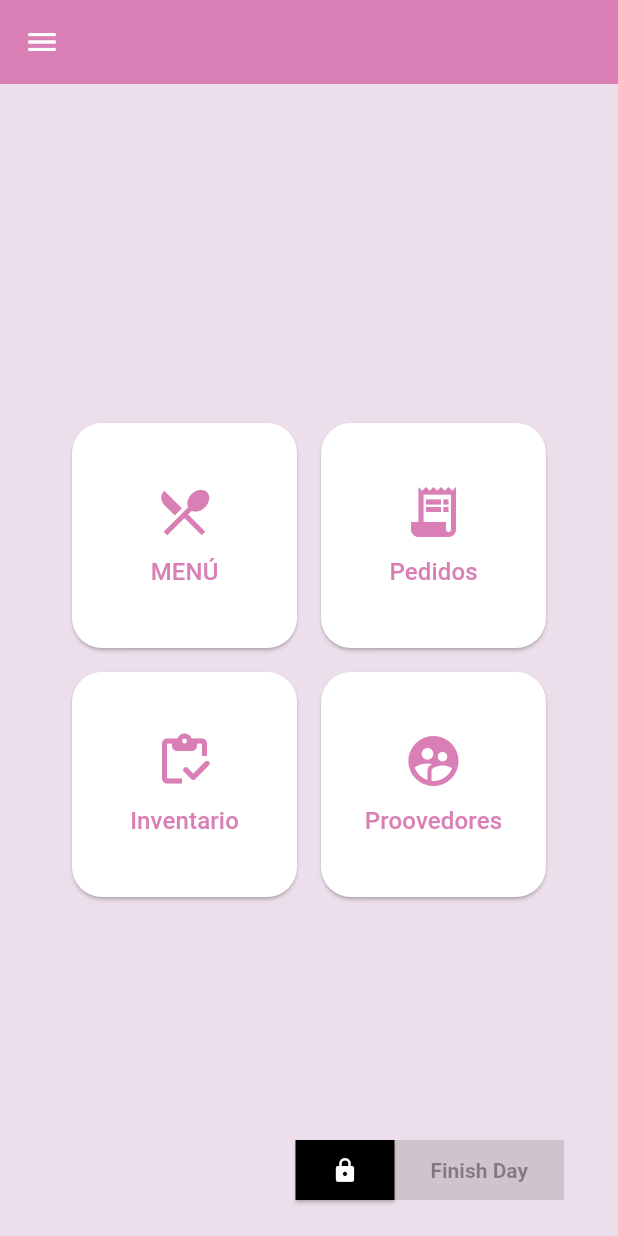
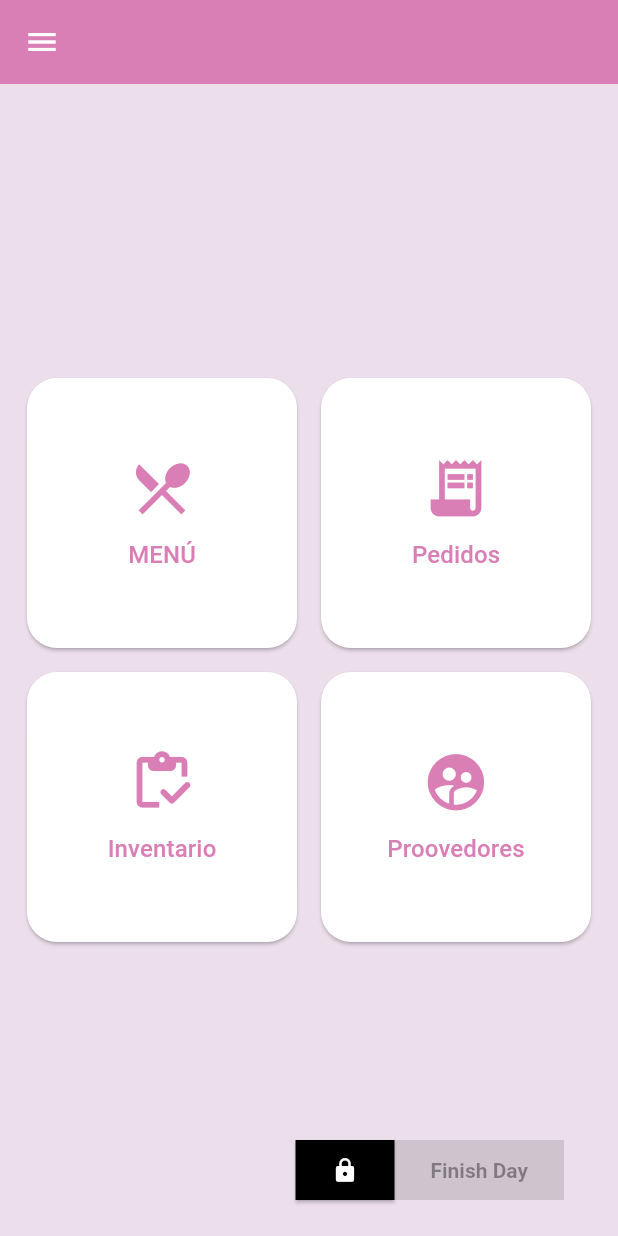
Before and after one commit to EmanuelRdzM/espressoApp, a Flutter app: the HomeScreen screen opened by its route, on a phone screen of 412 x 824 dp. Run offline on Flutter 3.47's test engine with Material 3 defaults, Android fonts, the light colour scheme and no system bars; our stand-ins replace cloud_firestore, confetti, connectivity_plus, file_picker, firebase_auth, firebase_core and 3 more; accounts and stored records are empty; generated files the repository leaves out were written again.

Commit message:
fix UI-Screen-Menu, icon-app and name of app

```diff
--- a/lib/app/UI/routes/app_routes.dart
+++ b/lib/app/UI/routes/app_routes.dart
@@ -1,7 +1,7 @@
 import 'package:cafeteria_app/app/UI/screens/contact_screen.dart';
 import 'package:cafeteria_app/app/UI/screens/home_screen.dart';
 import 'package:cafeteria_app/app/UI/screens/menu_screen/menu_screen.dart';
-import 'package:cafeteria_app/app/UI/screens/orders_avaible_screen.dart';
+import 'package:cafeteria_app/app/UI/screens/tickets_screen.dart';
 import 'package:cafeteria_app/app/UI/screens/sign_in_screen.dart';
 import 'package:cafeteria_app/app/UI/screens/sign_up_screen.dart';
 import 'package:cafeteria_app/app/UI/screens/splash_screen/splash_screen.dart';
@@ -23,7 +23,7 @@ Map<String, Widget Function(BuildContext)> get appRoutes =>{
   Routes.welcome: (_) => const WelcomeScreen(),
   Routes.home: (_) => const HomeScreen(),
   Routes.menu: (_) => const MenuScreen(),
-  Routes.ordersAvailble: (_) => const OrdersScreen(),
+  Routes.openTickets: (_) => const TicketsScreen(),
   Routes.inventory: (_) => const InventoryScreen(),
   Routes.contacts: (_) => const ContactScreen(),
 };
--- a/lib/app/UI/routes/routes.dart
+++ b/lib/app/UI/routes/routes.dart
@@ -5,7 +5,7 @@ abstract class Routes{
   static const welcome= '/welcome';
   static const home= '/home';
   static const menu= '/menu';
-  static const ordersAvailble = '/orders-avaible';
+  static const openTickets = '/open-tickets';
   static const ordersManagment= '/orders.managment';
   static const inventory = '/store';
   static const contacts = '/contatcs';
--- a/lib/app/UI/screens/home_screen.dart
+++ b/lib/app/UI/screens/home_screen.dart
@@ -67,7 +67,7 @@ class _HomeScreenState extends State<HomeScreen> {
 
                         IconTextButton(labelText: 'Pedidos', icon: Icons.receipt_long,
                           onTap: (){
-                            Navigator.of(context).pushNamed(Routes.ordersAvailble);
+                            Navigator.of(context).pushNamed(Routes.openTickets);
                           }
                         ),
                       ],
--- a/lib/widgets/icon_text_button.dart
+++ b/lib/widgets/icon_text_button.dart
@@ -6,19 +6,23 @@ class IconTextButton extends StatelessWidget {
   final VoidCallback? onTap;
   final double height;
   final double width;
+  final bool canDeleted ;
 
   const IconTextButton({
     super.key,
     required this.labelText,
     required this.icon,
     required this.onTap,
-    this.height = 120.0,
-    this.width = 120.0,
+    this.height = 150.0,
+    this.width = 150.0,
+    this.canDeleted = false,
   });
 
   @override
   Widget build(BuildContext context) {
-    return ElevatedButton(
+    return Stack(
+      children: [
+        ElevatedButton(
           style: ElevatedButton.styleFrom(
             padding: const EdgeInsets.all(15),
             shape: RoundedRectangleBorder(
@@ -31,8 +35,8 @@ class IconTextButton extends StatelessWidget {
             child: Column(
               mainAxisAlignment: MainAxisAlignment.center,
               children: [
-            Icon(icon, size: 40),
-            const SizedBox(height: 8),
+                Icon(icon, size: 45),
+                const SizedBox(height: 10),
                 Text(labelText, style: const TextStyle(fontSize: 16)),
               ],
             ),
@@ -40,6 +44,31 @@ class IconTextButton extends StatelessWidget {
           onPressed: () {
             onTap!();
           },
+        ),
+        Visibility(
+          visible: canDeleted,
+          child: Positioned(
+            top: -1,
+            right: -1,
+            child: ElevatedButton(
+              onPressed: () {
+
+              },
+              style: ElevatedButton.styleFrom(
+                backgroundColor: Colors.white,
+                shape: RoundedRectangleBorder(
+                  borderRadius: BorderRadius.circular(5.0),
+                ),
+                padding: EdgeInsets.zero,
+                minimumSize: const Size(50, 50),
+                alignment: Alignment.center,
+
+              ),
+              child: const Icon(Icons.close, color: Colors.pink),
+            )
+          ),
+        )
+      ],
     );
   }
 }
```
Also changed, not shown: lib/app/UI/screens/menu_screen/tabs_screen/category_tab.dart (+13 -7 lines), lib/app/UI/screens/menu_screen/tabs_screen/menu_tab.dart (+6 -5 lines), lib/app/UI/screens/orders_avaible_screen.dart (deleted, +0 -68 lines), lib/app/UI/screens/sign_in_screen.dart (+8 -9 lines), lib/app/UI/screens/tickets_screen.dart (added, +108 -0 lines), lib/app/domain/models/firebase_auth_service.dart (+15 -1 lines), assets/icons/icon-app.png (added), assets/icons/icon-app_erased.png (added), 62 other files. Lines whose indentation alone changed are shown as unchanged.
